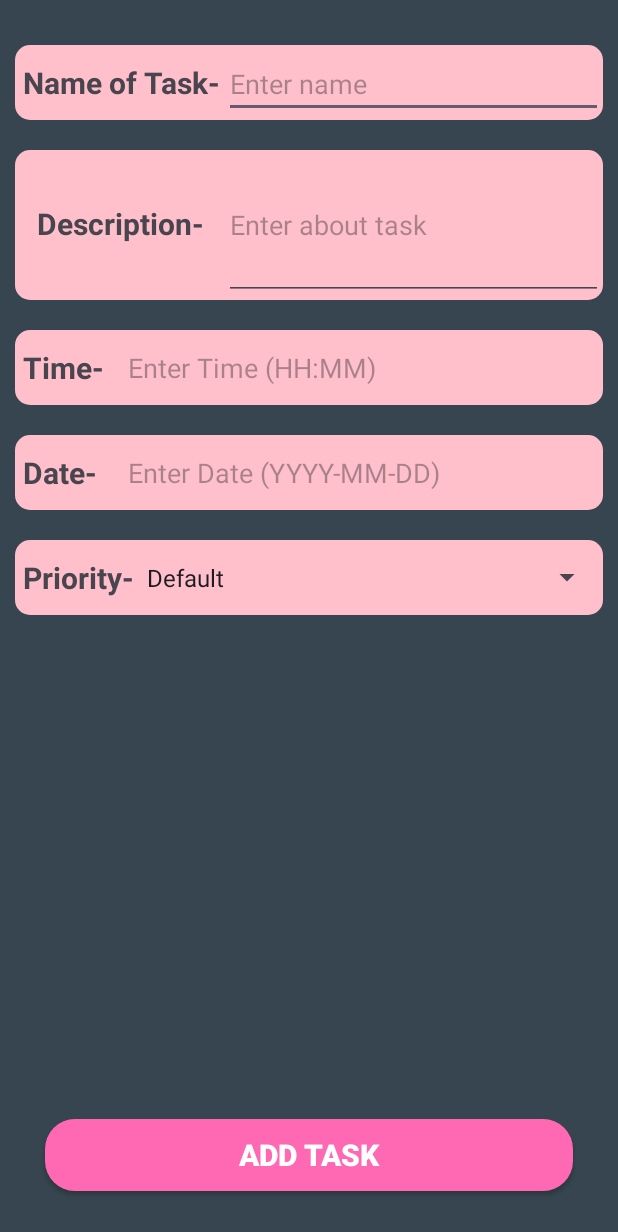
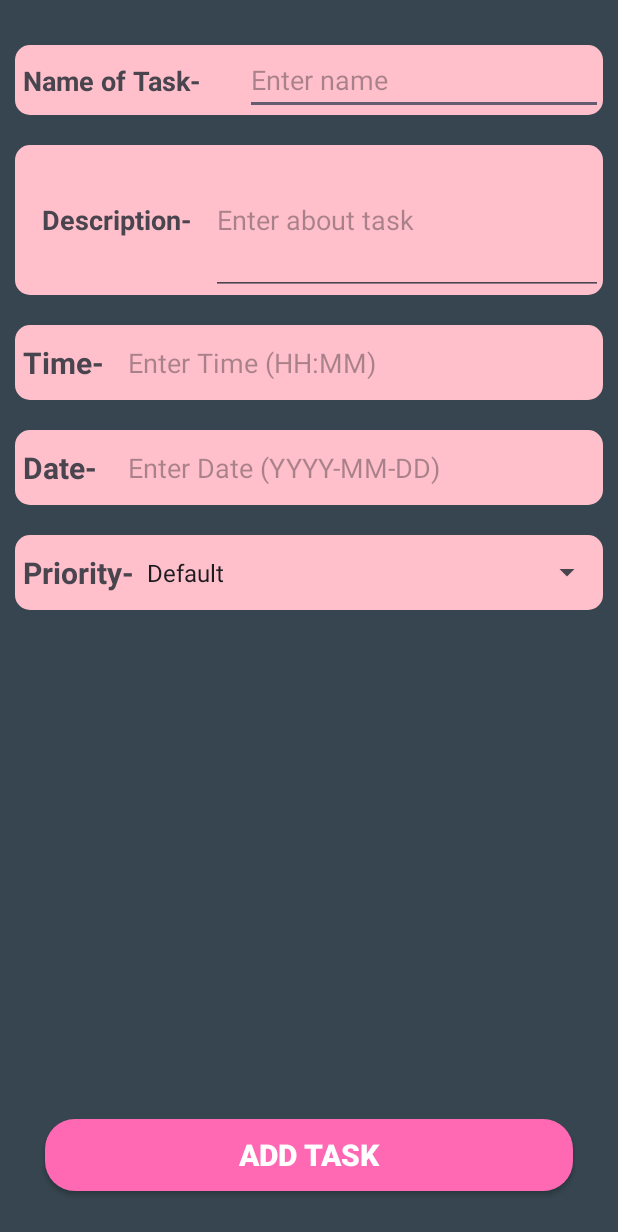
Before and after one commit to PatelYug2807/CODSOFT, an Android app: the screen it shows after launch (AddTask), after a tap on "ADD NOTE", on a phone screen of 412 x 824 dp. Shown: the top 1232 px of the screen. Run offline under Robolectric (Android 15) with nearby library versions, the light colour scheme and no system bars.

Commit message:
Recycler view and addition of task completed

```diff
--- a/app/build.gradle.kts
+++ b/app/build.gradle.kts
@@ -41,6 +41,7 @@ dependencies {
     implementation(libs.material)
     implementation(libs.constraintlayout)
     implementation(libs.navigation.fragment)
+    implementation ("com.google.code.gson:gson:2.8.8")
     implementation(libs.navigation.ui)
     implementation(libs.activity)
     implementation(libs.firebase.database)
--- a/app/src/main/java/com/example/todo/AdapterRC.java
+++ b/app/src/main/java/com/example/todo/AdapterRC.java
@@ -1,6 +1,67 @@
 package com.example.todo;
 
-public class AdapterRC
+import android.content.Context;
+import android.view.LayoutInflater;
+import android.view.View;
+import android.view.ViewGroup;
+import android.widget.Adapter;
+import android.widget.TextView;
+
+import androidx.annotation.NonNull;
+import androidx.recyclerview.widget.RecyclerView;
+
+import java.util.ArrayList;
+
+public  class AdapterRC extends RecyclerView.Adapter<AdapterRC.viewHolder>
 {
+    ArrayList<RCModel> arr;
+    Context context;
 
+    //Initializing data members by constructor
+
+    AdapterRC(ArrayList<RCModel> arr,Context context)
+    {
+        this.arr=arr;
+        this.context=context;
+    }
+    @NonNull
+    @Override
+    public viewHolder onCreateViewHolder(@NonNull ViewGroup parent, int viewType) {
+
+        View view= LayoutInflater.from(context).inflate(R.layout.samplerc,parent,false);
+        return new viewHolder(view);
+    }
+
+    @Override
+    public void onBindViewHolder(@NonNull viewHolder holder, int position)
+    {
+            RCModel rc=arr.get(position);
+            holder.tv.setText(rc.getTaskName());
+            holder.tv1.setText(rc.getPriority());
+            holder.tv2.setText(rc.getTaskTime());
+
+    }
+
+    @Override
+    public int getItemCount() {
+        if (arr != null) {
+            return arr.size();
+        } else {
+            return 0;
+        }
+    }
+
+    public  class viewHolder extends RecyclerView.ViewHolder
+    {
+
+        TextView tv,tv1,tv2;
+        public viewHolder(@NonNull View itemView) {
+            super(itemView);
+            tv=itemView.findViewById(R.id.headingTask);
+            tv1=itemView.findViewById(R.id.hintTask);
+            tv2=itemView.findViewById(R.id.timeToComplete);
+
+
+        }
+    }
 }
--- a/app/src/main/java/com/example/todo/MainActivity.java
+++ b/app/src/main/java/com/example/todo/MainActivity.java
@@ -1,17 +1,32 @@
 package com.example.todo;
 
+import android.content.Context;
 import android.content.Intent;
+import android.content.SharedPreferences;
 import android.os.Bundle;
+import android.util.Log;
 import android.view.View;
 import android.widget.Button;
 
 import androidx.appcompat.app.AppCompatActivity;
 import androidx.fragment.app.FragmentManager;
+import androidx.recyclerview.widget.LinearLayoutManager;
+import androidx.recyclerview.widget.RecyclerView;
+
+import com.google.gson.Gson;
+import com.google.gson.reflect.TypeToken;
+
+import java.lang.reflect.Type;
+import java.util.ArrayList;
+import java.util.List;
 
 public class MainActivity extends AppCompatActivity {
 
     // Adding all the data members
 Button addNote;
+RecyclerView rc;
+ArrayList<RCModel> mylist;
+
 
     @Override
     protected void onCreate(Bundle savedInstanceState) {
@@ -21,6 +36,15 @@ Button addNote;
         // Finding all the id's
 
         addNote=findViewById(R.id.addBtn);
+        rc=findViewById(R.id.rc);
+
+        mylist=getData();
+        rc.setLayoutManager(new LinearLayoutManager(getApplicationContext()));
+        AdapterRC adapter = new AdapterRC(mylist,getApplicationContext());
+
+        rc.setAdapter(adapter);
+        adapter.notifyDataSetChanged();
+
 
         //Listener on addNote to add a Note
 
@@ -30,8 +54,6 @@ Button addNote;
 
                 // Calling the add fragment
                startActivity(new Intent(getApplicationContext(),AddTask.class));
-
-
             }
         });
 
@@ -39,4 +61,17 @@ Button addNote;
 
 
     }
+
+    public ArrayList<RCModel> getData() {
+        ArrayList<RCModel> arr = new ArrayList<>();
+        SharedPreferences preferences = getApplicationContext().getSharedPreferences("list", Context.MODE_PRIVATE);
+        Gson gson = new Gson();
+        String json = preferences.getString("list1", null);
+        if (json != null) {
+            Type type = new TypeToken<ArrayList<RCModel>>() {}.getType();
+            arr = gson.fromJson(json, type);
+        }
+        Log.e("data","ffgf");
+        return arr;
+    }
 }
--- a/app/src/main/res/layout/activity_add_task.xml
+++ b/app/src/main/res/layout/activity_add_task.xml
@@ -26,12 +26,12 @@
 
             <TextView
                 android:id="@+id/nameofTask"
-                android:layout_width="100dp"
-                android:layout_height="50dp"
+                android:layout_width="wrap_content"
+                android:layout_height="match_parent"
                 android:paddingTop="11dp"
                 android:paddingLeft="5dp"
                 android:textStyle="bold"
-                android:textSize="20dp"
+                android:textSize="18sp"
                 android:text="Name of Task- "
                 android:layout_weight="1"
                 />
@@ -39,7 +39,7 @@
             <EditText
                 android:id="@+id/headofTask"
                 android:layout_width="wrap_content"
-                android:layout_height="wrap_content"
+                android:layout_height="match_parent"
                 android:layout_weight="1"
                 android:ems="10"
                 android:inputType="text"
@@ -58,19 +58,18 @@
 
             <TextView
                 android:id="@+id/des"
-                android:layout_width="100dp"
-                android:layout_height="50dp"
-                android:paddingTop="11dp"
-                android:paddingLeft="5dp"
+                android:layout_width="match_parent"
+                android:layout_height="match_parent"
                 android:textStyle="bold"
-                android:textSize="20dp"
+                android:textSize="18dp"
+                android:gravity="center"
                 android:text="  Description- "
-                android:layout_weight="1"
+                android:layout_weight="2"
                 />
 
             <EditText
                 android:id="@+id/descriptionTask"
-                android:layout_width="wrap_content"
+                android:layout_width="match_parent"
                 android:layout_height="100dp"
                 android:layout_weight="1"
                 android:ems="10"
```
Also changed, not shown: app/src/main/java/com/example/todo/AddTask.java (+37 -9 lines), app/src/main/java/com/example/todo/MainFragment.java (deleted, +0 -27 lines), app/src/main/res/layout/activity_main.xml (+44 -1 lines), app/src/main/res/layout/fragment_main.xml (+0 -42 lines).
